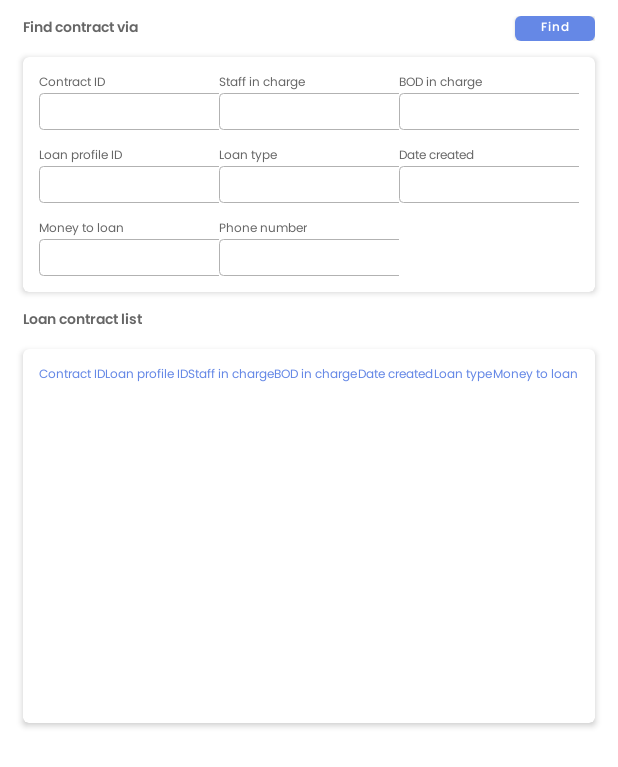
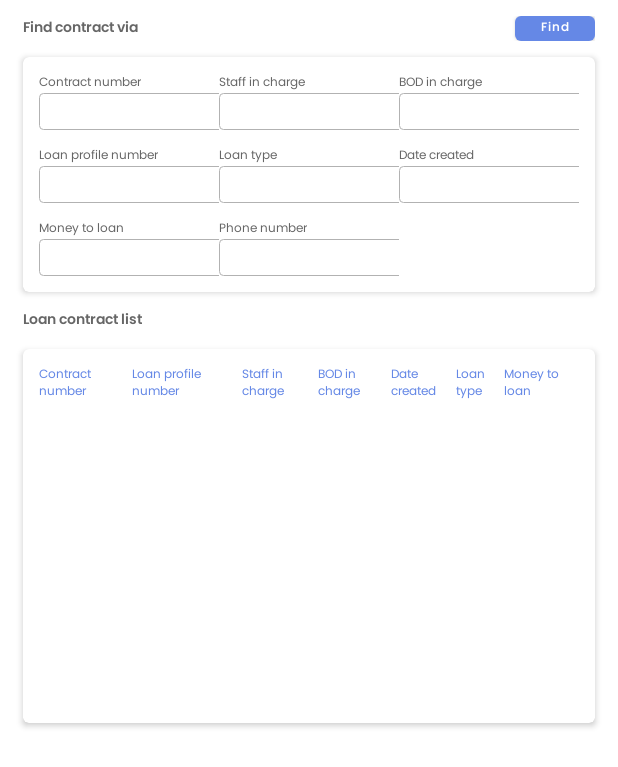
Before and after one commit to hunghuy201280/bank-management, an Android app: the layout fragment_contract.xml on its own in the app's theme, with its tools: preview values and no code run, on a phone screen of 412 x 824 dp. Shown: the top 767 px of the screen. Run offline under Robolectric (Android 15) with nearby library versions, the phone set to English and light mode, and no system bars.

Commit message:
Fix UI loan contract

```diff
--- a/app/app/src/main/java/com/example/bankmanagement/view/dashboard/contract/ContractFragment.kt
+++ b/app/app/src/main/java/com/example/bankmanagement/view/dashboard/contract/ContractFragment.kt
@@ -10,11 +10,10 @@ import com.example.bankmanagement.R
 import com.example.bankmanagement.base.viewmodel.BaseViewModel
 import com.example.bankmanagement.view_models.MainViewModel
 import com.hanheldpos.ui.base.fragment.BaseFragment
+import dagger.hilt.android.AndroidEntryPoint
 
-
+@AndroidEntryPoint
 class ContractFragment : BaseFragment<ViewDataBinding, BaseViewModel>() {
-
-
 
     override fun layoutRes(): Int=R.layout.fragment_contract
 
--- a/app/app/src/main/res/layout/fragment_contract.xml
+++ b/app/app/src/main/res/layout/fragment_contract.xml
@@ -71,7 +71,7 @@
 
                             <TextView
                                 style="@style/DashboardTextContentNormal"
-                                android:text="@string/contract_id" />
+                                android:text="@string/contract_number" />
 
                             <com.google.android.material.textfield.TextInputEditText style="@style/DashboardEditTextFilter" />
 
@@ -126,7 +126,7 @@
 
                             <TextView
                                 style="@style/DashboardTextContentNormal"
-                                android:text="@string/loan_profile_id" />
+                                android:text="@string/loan_profile_number" />
 
                             <com.google.android.material.textfield.TextInputEditText style="@style/DashboardEditTextFilter" />
 
--- a/app/app/src/main/res/layout/layout_loan_contract_list_table_header.xml
+++ b/app/app/src/main/res/layout/layout_loan_contract_list_table_header.xml
@@ -7,11 +7,11 @@
 
     <TextView
         style="@style/ContractListTableTextHeader"
-        android:text="@string/contract_id" />
+        android:text="@string/contract_number" />
 
     <TextView
         style="@style/ContractListTableTextHeader"
-        android:text="@string/loan_profile_id" />
+        android:text="@string/loan_profile_number" />
 
     <TextView
         style="@style/ContractListTableTextHeader"
--- a/app/app/src/main/res/values/strings.xml
+++ b/app/app/src/main/res/values/strings.xml
@@ -47,10 +47,10 @@
     <!--Contract-->
     <string name="find_contract_via">Find contract via</string>
     <string name="loan_contract_list">Loan contract list</string>
-    <string name="contract_id">Contract ID</string>
+    <string name="contract_number">Contract number</string>
     <string name="staff_in_charge">Staff in charge</string>
     <string name="bod_in_charge">BOD in charge</string>
-    <string name="loan_profile_id">Loan profile ID</string>
+    <string name="loan_profile_number">Loan profile number</string>
     <string name="phone_number">Phone number</string>
 
 </resources>
```
